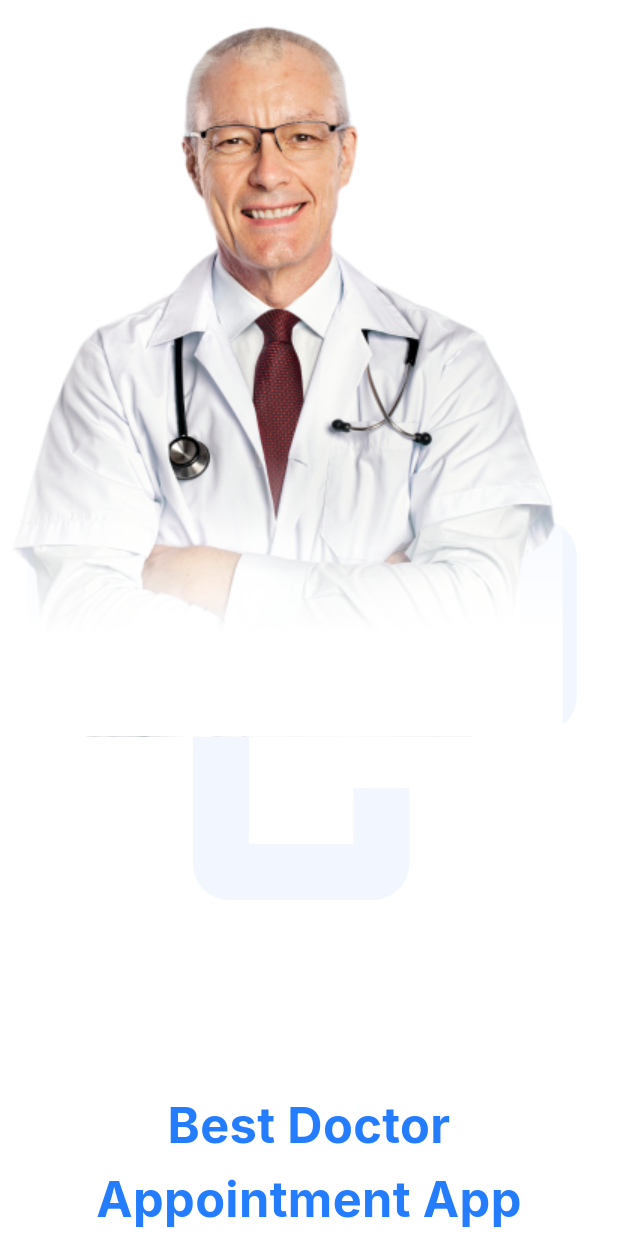
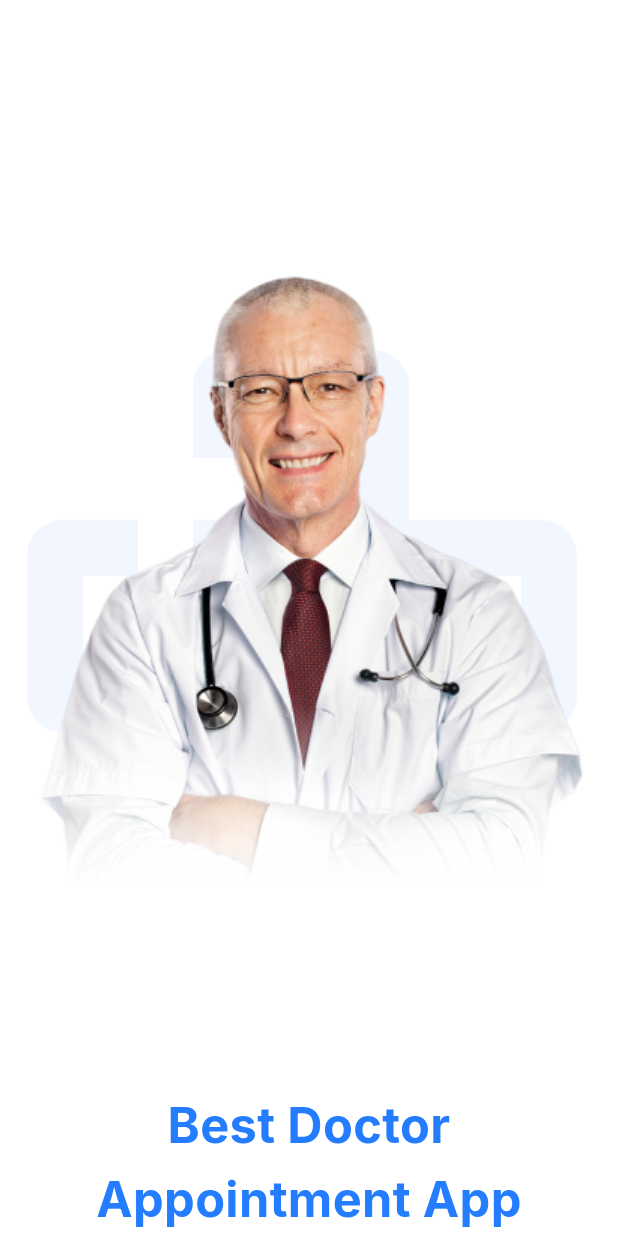
Before and after one commit to Eslam-Hossam1/doc_app, a Flutter app: the DoctorStack widget shown alone on an empty page, opened directly, on a phone screen of 412 x 824 dp. Run offline on Flutter 3.47's test engine with Material 3 defaults, Android fonts, the phone set to English and light mode, and no system bars; our stand-ins replace flutter_screenutil, flutter_svg, go_router, google_fonts.

Commit message:
style : align doctor image to center

```diff
--- a/lib/features/onboarding/presentation/views/widgets/doctor_stack/doctor_stack.dart
+++ b/lib/features/onboarding/presentation/views/widgets/doctor_stack/doctor_stack.dart
@@ -15,7 +15,9 @@ class DoctorStack extends StatelessWidget {
           alignment: Alignment.center,
           child: DoctorBackgroundLogo(),
         ),
-        Container(
+        Align(
+          alignment: Alignment.center,
+          child: Container(
             foregroundDecoration: BoxDecoration(
               gradient: LinearGradient(
                 end: Alignment.topCenter,
@@ -29,6 +31,7 @@ class DoctorStack extends StatelessWidget {
             ),
             child: Image.asset(
               Assets.imagesPngsDoctor,
+            ),
           ),
         ),
         Positioned(
```
Lines whose indentation alone changed are shown as unchanged.
